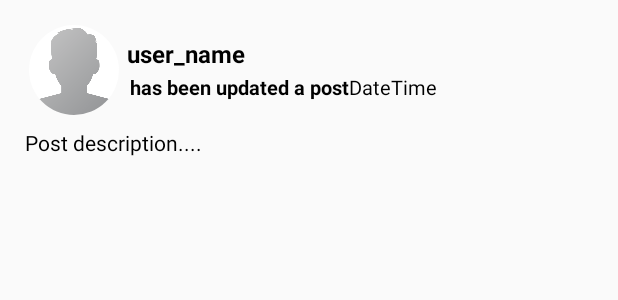
After one commit to ramonah6/social-network, an Android app: the layout all_post_layout.xml on its own in the app's theme, with its tools: preview values and no code run, on a phone screen of 412 x 824 dp. The commit adds this screen. Shown: the top 300 px of the screen. Run offline under Robolectric (Android 15) with nearby library versions, the phone set to English and light mode, and no system bars.

Commit message:
add post layout

```diff
--- a/app/build.gradle
+++ b/app/build.gradle
@@ -37,7 +37,6 @@ dependencies {
     androidTestImplementation 'androidx.test.espresso:espresso-core:3.2.0'
     implementation 'com.theartofdev.edmodo:android-image-cropper:2.6.+'
     implementation 'com.squareup.picasso:picasso:2.5.2'
-
 }
 
 apply plugin: 'com.google.gms.google-services'
--- a/app/src/main/java/com/my/socialnetwork/MainActivity.java
+++ b/app/src/main/java/com/my/socialnetwork/MainActivity.java
@@ -8,14 +8,17 @@ import android.support.v4.widget.DrawerLayout;
 import android.support.v7.app.ActionBarDrawerToggle;
 import android.support.v7.app.AppCompatActivity;
 import android.os.Bundle;
+import android.support.v7.widget.LinearLayoutManager;
 import android.support.v7.widget.RecyclerView;
 import android.support.v7.widget.Toolbar;
+import android.view.Display;
 import android.view.MenuItem;
 import android.view.View;
 import android.widget.ImageButton;
 import android.widget.TextView;
 import android.widget.Toast;
 
+import com.firebase.ui.database.FirebaseRecyclerAdapter;
 import com.google.android.gms.tasks.OnSuccessListener;
 import com.google.firebase.auth.FirebaseAuth;
 import com.google.firebase.auth.FirebaseUser;
@@ -71,8 +74,15 @@ public class MainActivity extends AppCompatActivity {
         drawerLayout.addDrawerListener(actionBarDrawerToggle);
         actionBarDrawerToggle.syncState();
         getSupportActionBar().setDisplayHomeAsUpEnabled(true);
+        navigationView = (NavigationView) findViewById(R.id.navigation_view);
 
-        navigationView = (NavigationView) findViewById(R.id.navigation_view);
+        postList = (RecyclerView) findViewById(R.id.all_users_post_list);
+        postList.setHasFixedSize(true);
+        LinearLayoutManager linearLayoutManager = new LinearLayoutManager(this);
+        linearLayoutManager.setReverseLayout(true);
+        linearLayoutManager.setStackFromEnd(true);
+        postList.setLayoutManager(linearLayoutManager);
+
         View navView = navigationView.inflateHeaderView(R.layout.navigation_header);
         NavProfileImage = (CircleImageView)navView.findViewById(R.id.nav_profile_image);
         NavProfileUserName = (TextView)navView.findViewById(R.id.nav_user_full_name);
@@ -118,12 +128,19 @@ public class MainActivity extends AppCompatActivity {
         AddNewPostButton.setOnClickListener(new View.OnClickListener() {
             @Override
             public void onClick(View view) {
-                SendUsertoPostActivity();
+                SendUserToPostActivity();
             }
         });
+
+        DisplayAllUsersPosts();
     }
 
-    private void SendUsertoPostActivity() {
+    private void DisplayAllUsersPosts()
+    {
+
+    }
+
+    private void SendUserToPostActivity() {
         Intent addNewPostIntent = new Intent(MainActivity.this, PostActivity.class);
         startActivity(addNewPostIntent);
     }
@@ -185,7 +202,7 @@ public class MainActivity extends AppCompatActivity {
     private void UserMenuSelector(MenuItem item) {
         switch (item.getItemId()) {
             case R.id.nav_post:
-                SendUsertoPostActivity();
+                SendUserToPostActivity();
                 break;
 
             case R.id.nav_profile:
--- /dev/null
+++ b/app/src/main/res/layout/all_post_layout.xml
@@ -0,0 +1,110 @@
+<?xml version="1.0" encoding="utf-8"?>
+<RelativeLayout
+    xmlns:android="http://schemas.android.com/apk/res/android"
+    android:layout_width="match_parent"
+    android:layout_height="wrap_content">
+
+    <LinearLayout
+        android:layout_width="match_parent"
+        android:layout_height="wrap_content"
+        android:orientation="vertical"
+        android:layout_marginBottom="4dp"
+        android:layout_marginLeft="10dp"
+        android:layout_marginTop="10dp"
+        android:layout_marginRight="10dp">
+
+        <LinearLayout
+            android:layout_width="match_parent"
+            android:layout_height="wrap_content"
+            android:layout_marginTop="1dp"
+            android:padding="5dp"
+            android:orientation="horizontal">
+
+            <de.hdodenhof.circleimageview.CircleImageView
+                android:id="@+id/post_profile_image"
+                android:layout_width="60dp"
+                android:layout_height="60dp"
+                android:src="@drawable/profile"
+                android:scaleType="centerCrop"
+                android:layout_marginLeft="4dp"/>
+
+            <LinearLayout
+                android:layout_width="match_parent"
+                android:layout_height="wrap_content"
+                android:orientation="vertical">
+
+                <TextView
+                    android:id="@+id/post_user_name"
+                    android:layout_width="match_parent"
+                    android:layout_height="wrap_content"
+                    android:layout_marginLeft="5dp"
+                    android:layout_marginTop="8dp"
+                    android:textAlignment="textStart"
+                    android:textSize="16sp"
+                    android:textStyle="bold"
+                    android:textColor="@android:color/black"
+                    android:text="user_name"/>
+
+                <LinearLayout
+                    android:layout_width="match_parent"
+                    android:layout_height="wrap_content"
+                    android:orientation="horizontal"
+                    android:layout_marginLeft="5dp"
+                    android:padding="2dp">
+
+                    <TextView
+                        android:id="@+id/text"
+                        android:layout_width="wrap_content"
+                        android:layout_height="wrap_content"
+                        android:text="has been updated a post"
+                        android:textColor="@android:color/black"
+                        android:textSize="13sp"
+                        android:textStyle="bold"/>
+
+                    <TextView
+                        android:id="@+id/post_date"
+                        android:layout_width="wrap_content"
+                        android:layout_height="wrap_content"
+                        android:text="Date"
+                        android:textColor="@android:color/black"
+                        android:textSize="13sp"
+                        />
+
+                    <TextView
+                        android:id="@+id/post_time"
+                        android:layout_width="wrap_content"
+                        android:layout_height="wrap_content"
+                        android:text="Time"
+                        android:textColor="@android:color/black"
+                        android:textSize="13sp"
+                        />
+
+                </LinearLayout>
+
+            </LinearLayout>
+
+        </LinearLayout>
+
+        <TextView
+            android:id="@+id/post_description"
+            android:layout_width="match_parent"
+            android:layout_height="wrap_content"
+            android:text="Post description...."
+            android:layout_marginLeft="3dp"
+            android:layout_marginRight="3dp"
+            android:padding="3dp"
+            android:textSize="14sp"
+            android:textColor="@android:color/black"
+            />
+
+        <ImageView
+            android:id="@+id/post_image"
+            android:layout_width="match_parent"
+            android:layout_height="200dp"
+            android:layout_margin="3dp"
+            android:adjustViewBounds="true"
+            android:scaleType="centerCrop"/>
+
+    </LinearLayout>
+
+</RelativeLayout>
```
